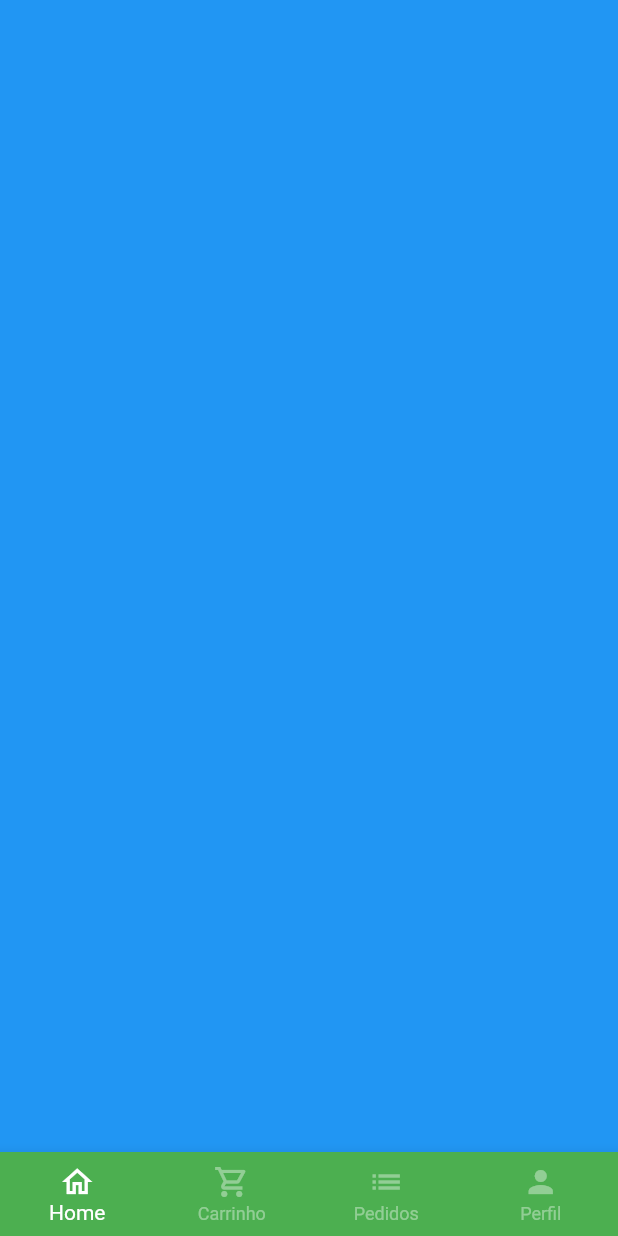
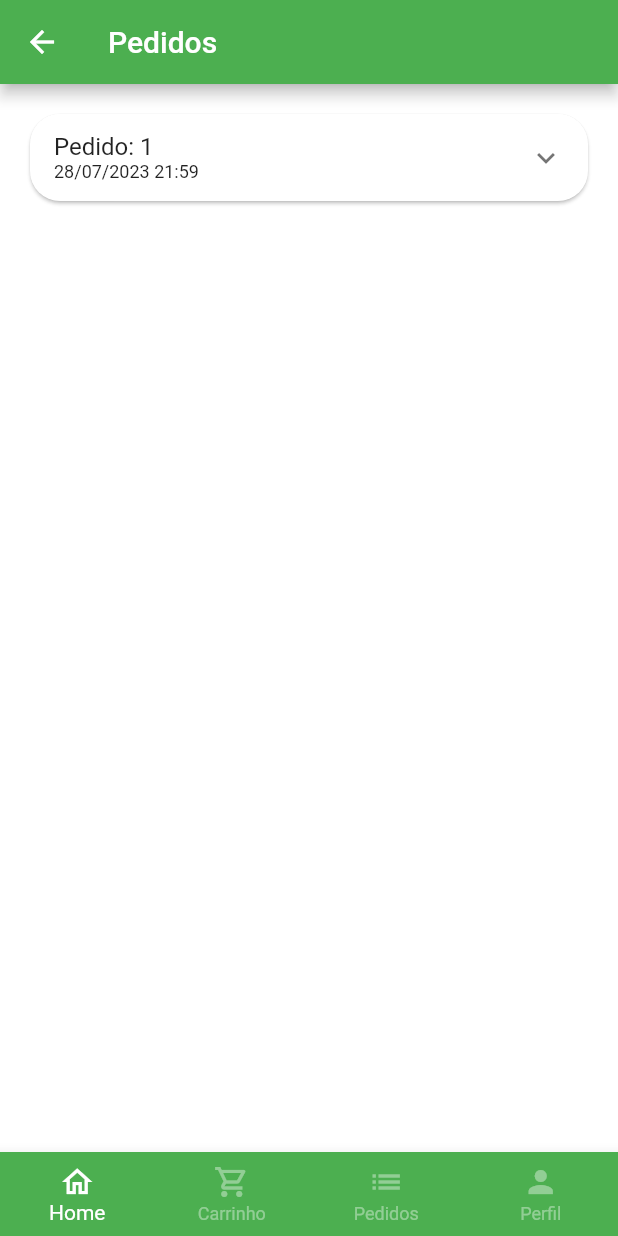
Before and after one commit to DavihFerraz/GreenGrocer, a Flutter app: the BaseScreen screen opened directly, swiped to page 3, on a phone screen of 412 x 824 dp. Run offline on Flutter 3.47's test engine with Material 2 defaults, Android fonts, the phone set to English and light mode, and no system bars; our stand-ins replace animated_text_kit, badges, mask_text_input_formatter.

Commit message:
Criando tela dos pedidos

```diff
--- a/lib/src/config/app_data.dart
+++ b/lib/src/config/app_data.dart
@@ -1,5 +1,6 @@
 import 'package:green_grocer/src/models/cart_item.dart';
 import 'package:green_grocer/src/models/item_model.dart';
+import 'package:green_grocer/src/models/order_model.dart';
 import 'package:green_grocer/src/models/user_model.dart';
 
 ItemModel apple = ItemModel(
@@ -90,3 +91,20 @@ UserModel user = UserModel(
   name: 'Davih',
   password: '123456',
 );
+
+List<OrderModel> orders = [
+  OrderModel(
+    copyAndPaste: 'q1w2er44t5y6',
+    createdDateTime: DateTime.parse('2023-07-28 21:59:59'),
+    id: '1',
+    items: [
+      CartItemModel(
+        item: apple,
+        quantity: 2,
+      )
+    ],
+    overdueDateTime: DateTime.parse('2023-07-28 23:59:59'),
+    status: 'pending_payment',
+    total: 11,
+  ),
+];
--- /dev/null
+++ b/lib/src/models/order_model.dart
@@ -0,0 +1,21 @@
+import 'package:green_grocer/src/models/cart_item.dart';
+
+class OrderModel {
+  String id;
+  DateTime createdDateTime;
+  DateTime overdueDateTime;
+  List<CartItemModel> items;
+  String status;
+  String copyAndPaste;
+  double total;
+
+  OrderModel({
+    required this.copyAndPaste,
+    required this.createdDateTime,
+    required this.id,
+    required this.items,
+    required this.overdueDateTime,
+    required this.status,
+    required this.total,
+  });
+}
--- a/lib/src/pages/base/base_screen.dart
+++ b/lib/src/pages/base/base_screen.dart
@@ -2,6 +2,8 @@ import 'package:flutter/material.dart';
 import 'package:green_grocer/src/pages/cart/cart_tab.dart';
 import 'package:green_grocer/src/pages/home/home_tab.dart';
 import 'package:green_grocer/src/pages/profile/profile_tab.dart';
+
+import '../orders/orders_tab.dart';
 
 class BaseScreen extends StatefulWidget {
   const BaseScreen({super.key});
@@ -20,13 +22,11 @@ class _BaseScreenState extends State<BaseScreen> {
       body: PageView(
         physics: const NeverScrollableScrollPhysics(),
         controller: pageController,
-        children: [
-          const HomeTab(),
-          const CartTab(),
-          Container(
-            color: Colors.blue,
-          ),
-          const ProfileTab()
+        children: const [
+          HomeTab(),
+          CartTab(),
+          OrdersTab(),
+          ProfileTab(),
         ],
       ),
       bottomNavigationBar: BottomNavigationBar(
--- /dev/null
+++ b/lib/src/pages/orders/components/order_tile.dart
@@ -0,0 +1,44 @@
+import 'package:flutter/material.dart';
+import 'package:green_grocer/src/models/order_model.dart';
+import 'package:green_grocer/src/services/util_services.dart';
+
+class OrderTile extends StatelessWidget {
+  final OrderModel order;
+  OrderTile({
+    super.key,
+    required this.order,
+  });
+
+  final UtilServices utilServices = UtilServices();
+
+  @override
+  Widget build(BuildContext context) {
+    return Card(
+      shape: RoundedRectangleBorder(
+        borderRadius: BorderRadius.circular(20),
+      ),
+      child: Theme(
+        data: Theme.of(context).copyWith(
+          dividerColor: Colors.transparent,
+        ),
+        child: ExpansionTile(
+          title: Column(
+            crossAxisAlignment: CrossAxisAlignment.start,
+            mainAxisSize: MainAxisSize.min,
+            children: [
+              Text(
+                'Pedido: ${order.id}',
+              ),
+              Text(
+                utilServices.formatDateTime(order.createdDateTime),
+                style: const TextStyle(
+                  fontSize: 12,
+                ),
+              ),
+            ],
+          ),
+        ),
+      ),
+    );
+  }
+}
--- /dev/null
+++ b/lib/src/pages/orders/orders_tab.dart
@@ -0,0 +1,30 @@
+import 'package:flutter/material.dart';
+import 'package:green_grocer/src/config/app_data.dart' as appData;
+import 'package:green_grocer/src/pages/orders/components/order_tile.dart';
+
+class OrdersTab extends StatelessWidget {
+  const OrdersTab({super.key});
+
+  @override
+  Widget build(BuildContext context) {
+    return Scaffold(
+      appBar: AppBar(
+        title: const Text(
+          'Pedidos',
+        ),
+      ),
+      body: ListView.separated(
+        padding: const EdgeInsets.all(
+          16,
+        ),
+        itemBuilder: (_, index) => OrderTile(
+          order: appData.orders[index],
+        ),
+        separatorBuilder: (_, index) => const SizedBox(
+          height: 10,
+        ),
+        itemCount: appData.orders.length,
+      ),
+    );
+  }
+}
--- a/lib/src/services/util_services.dart
+++ b/lib/src/services/util_services.dart
@@ -1,3 +1,4 @@
+import 'package:intl/date_symbol_data_local.dart';
 import 'package:intl/intl.dart';
 
 class UtilServices {
@@ -7,4 +8,11 @@ class UtilServices {
 
     return numberFormat.format(price);
   }
+
+  String formatDateTime(DateTime dateTime) {
+    initializeDateFormatting();
+
+    DateFormat dateFormat = DateFormat.yMd('pt_BR').add_Hm();
+    return dateFormat.format(dateTime);
+  }
 }
```
Also changed, not shown: lib/src/pages/profile/profile_tab.dart (+87 -3 lines).
